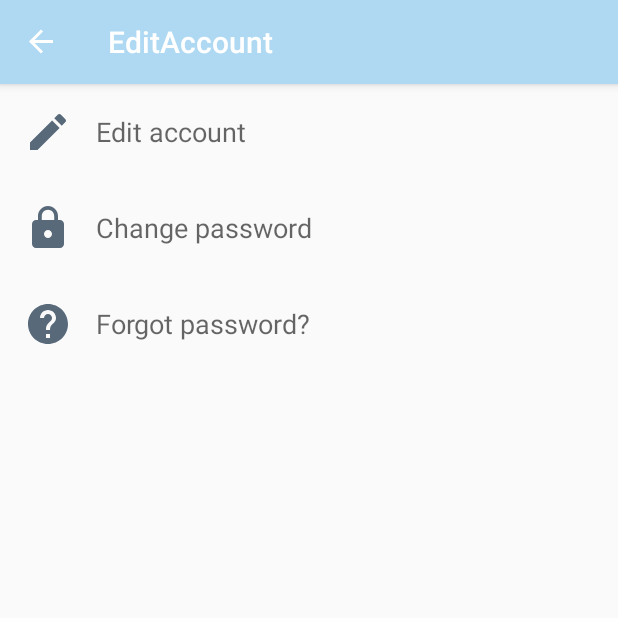
After one commit to azureguard/virtuary, an Android app: the EditAccountFragment screen opened through its navigation route, on a phone screen of 412 x 824 dp, the top half of it. The commit adds this screen. Run offline under Robolectric (Android 15) with nearby library versions, the phone set to English and light mode, and no system bars; our stand-ins replace data binding, navigation-ui.

Commit message:
Implemented edit account layout and navigation

```diff
--- a/app/src/main/java/com/virtuary/app/MainActivity.kt
+++ b/app/src/main/java/com/virtuary/app/MainActivity.kt
@@ -106,7 +106,7 @@ class MainActivity : AppCompatActivity(), NavigationView.OnNavigationItemSelecte
             }
 
             R.id.nav_edit_profile -> {
-                TODO() // Implement edit profile fragment and connect it here
+                findNavController(R.id.nav_host_fragment).navigate(R.id.action_global_editAccount)
             }
 
             R.id.nav_settings -> {
--- /dev/null
+++ b/app/src/main/java/com/virtuary/app/screens/preferences/EditAccountFragment.kt
@@ -0,0 +1,33 @@
+package com.virtuary.app.screens.preferences
+
+import android.os.Bundle
+import android.view.LayoutInflater
+import android.view.View
+import android.view.ViewGroup
+import androidx.databinding.DataBindingUtil
+import androidx.fragment.app.Fragment
+import com.virtuary.app.R
+import com.virtuary.app.databinding.FragmentEditAccountBinding
+
+class EditAccountFragment : Fragment() {
+
+    override fun onCreateView(
+        inflater: LayoutInflater, container: ViewGroup?,
+        savedInstanceState: Bundle?
+    ): View? {
+        val binding: FragmentEditAccountBinding = DataBindingUtil.inflate(
+            inflater, R.layout.fragment_edit_account, container, false
+        )
+        binding.editAccount.setOnClickListener {
+            TODO()
+        }
+        binding.changePassword.setOnClickListener {
+            TODO()
+        }
+        binding.forgotPassword.setOnClickListener {
+            TODO()
+        }
+
+        return binding.root
+    }
+}
--- /dev/null
+++ b/app/src/main/res/drawable/ic_edit.xml
@@ -0,0 +1,9 @@
+<vector xmlns:android="http://schemas.android.com/apk/res/android"
+    android:width="24dp"
+    android:height="24dp"
+    android:viewportWidth="24.0"
+    android:viewportHeight="24.0">
+    <path
+        android:fillColor="#000000"
+        android:pathData="M3,17.25V21h3.75L17.81,9.94l-3.75-3.75L3,17.25zM20.71,7.04c0.39-0.39,0.39-1.02,0-1.41l-2.34-2.34c-0.39-0.39-1.02-0.39-1.41,0l-1.83,1.83,3.75,3.75,1.83-1.83z" />
+</vector>
--- /dev/null
+++ b/app/src/main/res/drawable/ic_help.xml
@@ -0,0 +1,9 @@
+<vector xmlns:android="http://schemas.android.com/apk/res/android"
+    android:width="24dp"
+    android:height="24dp"
+    android:viewportWidth="24.0"
+    android:viewportHeight="24.0">
+    <path
+        android:fillColor="#000000"
+        android:pathData="M12,2C6.48,2,2,6.48,2,12s4.48,10,10,10,10-4.48,10-10S17.52,2,12,2zm1,17h-2v-2h2v2zm2.07-7.75l-0.9 0.92C13.45,12.9,13,13.5,13,15h-2v-0.5c0-1.1 0.45-2.1,1.17-2.83l1.24-1.26c0.37-0.36 0.59-0.86 0.59-1.41,0-1.1-0.9-2-2-2s-2,0.9-2,2H8c0-2.21,1.79-4,4-4s4,1.79,4,4c0,0.88-0.36,1.68-0.93,2.25z" />
+</vector>
--- /dev/null
+++ b/app/src/main/res/drawable/ic_lock.xml
@@ -0,0 +1,9 @@
+<vector xmlns:android="http://schemas.android.com/apk/res/android"
+    android:width="24dp"
+    android:height="24dp"
+    android:viewportWidth="24.0"
+    android:viewportHeight="24.0">
+    <path
+        android:fillColor="#000000"
+        android:pathData="M18,8h-1V6c0-2.76-2.24-5-5-5S7,3.24,7,6v2H6c-1.1,0-2,0.9-2,2v10c0,1.1 0.9,2,2,2h12c1.1,0,2-0.9,2-2V10c0-1.1-0.9-2-2-2zm-6,9c-1.1,0-2-0.9-2-2s0.9-2,2-2,2,0.9,2,2-0.9,2-2,2zm3.1-9H8.9V6c0-1.71,1.39-3.1,3.1-3.1,1.71,0,3.1,1.39,3.1,3.1v2z" />
+</vector>
--- /dev/null
+++ b/app/src/main/res/layout/fragment_edit_account.xml
@@ -0,0 +1,99 @@
+<?xml version="1.0" encoding="utf-8"?>
+<layout xmlns:android="http://schemas.android.com/apk/res/android"
+    xmlns:app="http://schemas.android.com/apk/res-auto">
+
+    <data>
+
+        <variable
+            name="editAccountFragment"
+            type="com.virtuary.app.screens.preferences.EditAccountFragment" />
+    </data>
+
+    <TableLayout
+        android:layout_width="match_parent"
+        android:layout_height="wrap_content">
+
+        <TableRow
+            android:id="@+id/edit_account"
+            android:layout_width="match_parent"
+            android:layout_height="match_parent"
+            android:background="?android:attr/selectableItemBackground"
+            android:clickable="true"
+            android:focusable="true"
+            android:gravity="center_vertical">
+
+            <ImageView
+                android:id="@+id/edit_account_drawable"
+                android:layout_width="32dp"
+                android:layout_height="32dp"
+                android:layout_margin="16dp"
+                android:contentDescription="@string/profile_edit_general"
+                android:tint="@color/colorPrimaryDark"
+                app:srcCompat="@drawable/ic_edit" />
+
+            <TextView
+                android:id="@+id/edit_account_text"
+                android:layout_width="match_parent"
+                android:layout_height="wrap_content"
+                android:layout_marginEnd="16dp"
+                android:text="@string/profile_edit_general"
+                android:textAppearance="@style/TextAppearance.AppCompat.Medium" />
+
+        </TableRow>
+
+        <TableRow
+            android:id="@+id/change_password"
+            android:layout_width="match_parent"
+            android:layout_height="match_parent"
+            android:background="?android:attr/selectableItemBackground"
+            android:clickable="true"
+            android:focusable="true"
+            android:gravity="center_vertical">
+
+            <ImageView
+                android:id="@+id/change_password_drawable"
+                android:layout_width="32dp"
+                android:layout_height="32dp"
+                android:layout_margin="16dp"
+                android:contentDescription="@string/profile_change_password"
+                android:tint="@color/colorPrimaryDark"
+                app:srcCompat="@drawable/ic_lock" />
+
+            <TextView
+                android:id="@+id/change_password_text"
+                android:layout_width="match_parent"
+                android:layout_height="wrap_content"
+                android:layout_marginEnd="16dp"
+                android:text="@string/profile_change_password"
+                android:textAppearance="@style/TextAppearance.AppCompat.Medium" />
+
+        </TableRow>
+
+        <TableRow
+            android:id="@+id/forgot_password"
+            android:layout_width="match_parent"
+            android:layout_height="match_parent"
+            android:background="?android:attr/selectableItemBackground"
+            android:clickable="true"
+            android:focusable="true"
+            android:gravity="center_vertical">
+
+            <ImageView
+                android:id="@+id/forgot_password_drawable"
+                android:layout_width="32dp"
+                android:layout_height="32dp"
+                android:layout_margin="16dp"
+                android:contentDescription="@string/forgot_password"
+                android:tint="@color/colorPrimaryDark"
+                app:srcCompat="@drawable/ic_help" />
+
+            <TextView
+                android:id="@+id/forgot_password_text"
+                android:layout_width="match_parent"
+                android:layout_height="wrap_content"
+                android:layout_marginEnd="16dp"
+                android:text="@string/forgot_password"
+                android:textAppearance="@style/TextAppearance.AppCompat.Medium" />
+        </TableRow>
+    </TableLayout>
+</layout>
--- a/app/src/main/res/navigation/main_navigation.xml
+++ b/app/src/main/res/navigation/main_navigation.xml
@@ -79,4 +79,16 @@
                 android:name="name"
                 app:argType="string" />
     </fragment>
+    <fragment
+        android:id="@+id/editAccount"
+        android:name="com.virtuary.app.screens.preferences.EditAccountFragment"
+        android:label="EditAccount" >
+    </fragment>
+    <action
+        android:id="@+id/action_global_editAccount"
+        app:destination="@id/editAccount"
+        app:enterAnim="@anim/nav_default_enter_anim"
+        app:exitAnim="@anim/nav_default_exit_anim"
+        app:popEnterAnim="@anim/nav_default_pop_exit_anim"
+        app:popExitAnim="@anim/nav_default_pop_exit_anim" />
 </navigation>
--- a/app/src/main/res/values/strings.xml
+++ b/app/src/main/res/values/strings.xml
@@ -31,4 +31,6 @@
     <string name="current_location">Current Location :</string>
     <string name="related_to">Related to :</string>
     <string name="story">Story :</string>
+    <string name="profile_edit_general">Edit account</string>
+    <string name="profile_change_password">Change password</string>
 </resources>
```
